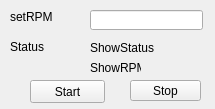
Old version of the form src/gui/main gui/lidarwindow.ui in the repository madmilla/THO78-Roborescue.
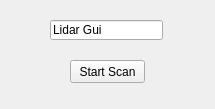
New version of the form.

Commit message:
Lidarwindows to basic
Deleted lots of functions because the lidar only needs a start.

The edit to the form file:
```diff
--- a/src/gui/main gui/lidarwindow.ui
+++ b/src/gui/main gui/lidarwindow.ui
@@ -17,90 +17,28 @@
    <widget class="QPushButton" name="startLidar">
     <property name="geometry">
      <rect>
-      <x>30</x>
-      <y>80</y>
+      <x>70</x>
+      <y>60</y>
       <width>75</width>
       <height>23</height>
      </rect>
     </property>
     <property name="text">
-     <string>Start</string>
+     <string>Start Scan</string>
     </property>
    </widget>
-   <widget class="QPushButton" name="stopLidar">
+   <widget class="QLineEdit" name="lineEdit">
     <property name="geometry">
      <rect>
-      <x>130</x>
-      <y>80</y>
-      <width>71</width>
-      <height>21</height>
-     </rect>
-    </property>
-    <property name="text">
-     <string>Stop</string>
-    </property>
-   </widget>
-   <widget class="QLabel" name="statusLabel">
-    <property name="geometry">
-     <rect>
-      <x>10</x>
-      <y>40</y>
-      <width>47</width>
-      <height>13</height>
-     </rect>
-    </property>
-    <property name="text">
-     <string>Status</string>
-    </property>
-   </widget>
-   <widget class="QLabel" name="showStatus">
-    <property name="geometry">
-     <rect>
-      <x>90</x>
-      <y>40</y>
-      <width>71</width>
-      <height>16</height>
-     </rect>
-    </property>
-    <property name="text">
-     <string>ShowStatus</string>
-    </property>
-   </widget>
-   <widget class="QLabel" name="showRpm">
-    <property name="geometry">
-     <rect>
-      <x>90</x>
-      <y>60</y>
-      <width>51</width>
-      <height>16</height>
-     </rect>
-    </property>
-    <property name="text">
-     <string>ShowRPM</string>
-    </property>
-   </widget>
-   <widget class="QLabel" name="rpmlabel">
-    <property name="geometry">
-     <rect>
-      <x>10</x>
-      <y>10</y>
-      <width>47</width>
-      <height>13</height>
-     </rect>
-    </property>
-    <property name="text">
-     <string>setRPM</string>
-    </property>
-   </widget>
-   <widget class="QLineEdit" name="setRpm">
-    <property name="geometry">
-     <rect>
-      <x>90</x>
-      <y>10</y>
+      <x>50</x>
+      <y>20</y>
       <width>113</width>
       <height>20</height>
      </rect>
     </property>
+    <property name="text">
+     <string>Lidar Gui</string>
+    </property>
    </widget>
   </widget>
  </widget>
```
The commit also changes 2 other files.
